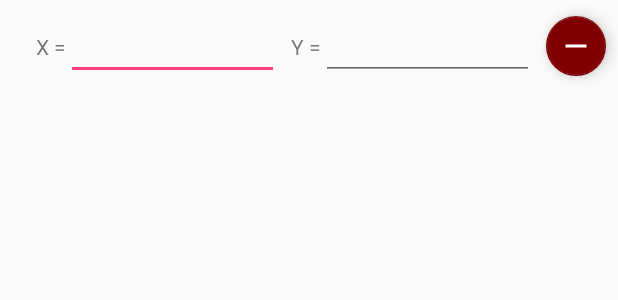
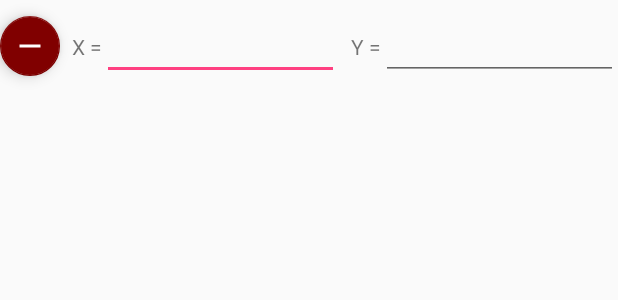
Before and after one commit to GooDimuch/Task_Logika, an Android app: the layout item_point.xml on its own in the app's theme, with its tools: preview values and no code run, on a phone screen of 412 x 824 dp. Shown: the top 300 px of the screen. Run offline under Robolectric (Android 15) with nearby library versions, the phone set to English and light mode, and no system bars.

Commit message:
fixed bugs with focus change layout item_point

```diff
--- a/app/src/main/java/com/example/dimuch/task_logika/feature/activities/CoordinatePlaneActivity.java
+++ b/app/src/main/java/com/example/dimuch/task_logika/feature/activities/CoordinatePlaneActivity.java
@@ -21,7 +21,6 @@ import timber.log.Timber;
 public class CoordinatePlaneActivity extends MvpAppCompatActivity
     implements ICoordinatePlaneActivityView {
 
-  private int x = 1;
   @BindView(R.id.gvCoordinatePlane) GraphView gvCoordinatePlane;
 
   @InjectPresenter CoordinatePlaneActivityPresenter coordinatePlaneActivityPresenter;
@@ -61,4 +60,6 @@ public class CoordinatePlaneActivity extends MvpAppCompatActivity
     Timber.wtf(sToastMessage);
     Toast.makeText(getApplicationContext(), sToastMessage, Toast.LENGTH_LONG).show();
   }
+
+
 }
--- a/app/src/main/java/com/example/dimuch/task_logika/feature/presenters/CoordinatePlaneActivityPresenter.java
+++ b/app/src/main/java/com/example/dimuch/task_logika/feature/presenters/CoordinatePlaneActivityPresenter.java
@@ -38,9 +38,9 @@ import timber.log.Timber;
 
     DataPoint[] dataPoints = new UserPointsToDataPointsMapper().transform(userPoints);
 
-    paintUserPoints(dataPoints);
     paintGraphMLS(dataPoints);
     paintGraphLagrange(dataPoints);
+    paintUserPoints(dataPoints);
   }
 
   private void paintUserPoints(DataPoint[] points) {
@@ -53,9 +53,6 @@ import timber.log.Timber;
 
   private void paintGraphMLS(DataPoint[] dataPoints) {
     DataPoint[] points = new ApproximationUtils(dataPoints).approximateMLS();
-    for (DataPoint dataPoint : points) {
-      Timber.wtf(dataPoint.toString());
-    }
 
     LineGraphSeries<DataPoint> series = new LineGraphSeries<>(points);
     series.setTitle("MLS");
--- a/app/src/main/java/com/example/dimuch/task_logika/feature/presenters/MainActivityPresenter.java
+++ b/app/src/main/java/com/example/dimuch/task_logika/feature/presenters/MainActivityPresenter.java
@@ -36,8 +36,8 @@ import timber.log.Timber;
 
   public void addPoint() {
     Timber.wtf("addPoint");
-    //userPoints.add(new UserPoint(userPoints.size() + 1, getY(userPoints.size())));
-    userPoints.add(new UserPoint());
+    userPoints.add(new UserPoint(userPoints.size() + 1));
+    //userPoints.add(new UserPoint());
     getViewState().showPointArray();
   }
 
--- a/app/src/main/java/com/example/dimuch/task_logika/utils/ApproximationUtils.java
+++ b/app/src/main/java/com/example/dimuch/task_logika/utils/ApproximationUtils.java
@@ -25,8 +25,8 @@ public class ApproximationUtils {
     x = fillArrays(COORDINATE_X);
     y = fillArrays(COORDINATE_Y);
 
-    Timber.wtf("x =" + Arrays.toString(x));
-    Timber.wtf("y =" + Arrays.toString(y));
+    //Timber.wtf("x =" + Arrays.toString(x));
+    //Timber.wtf("y =" + Arrays.toString(y));
   }
 
   public DataPoint[] approximateMLS() {
--- a/app/src/main/res/layout/activity_main.xml
+++ b/app/src/main/res/layout/activity_main.xml
@@ -11,10 +11,10 @@
 
   <android.support.v7.widget.RecyclerView
       android:id="@+id/rvPoint"
-      android:layout_width="368dp"
+      android:layout_width="0dp"
       android:layout_height="0dp"
       android:layout_marginBottom="8dp"
-      android:layout_marginEnd="8dp"
+      android:layout_marginEnd="32dp"
       android:layout_marginStart="8dp"
       android:layout_marginTop="8dp"
       app:layout_constraintBottom_toBottomOf="parent"
--- a/app/src/main/res/layout/item_point.xml
+++ b/app/src/main/res/layout/item_point.xml
@@ -4,9 +4,24 @@
     xmlns:tools="http://schemas.android.com/tools"
     android:layout_width="match_parent"
     android:layout_height="wrap_content"
-    tools:layout_editor_absoluteY="73dp"
+    tools:layout_editor_absoluteY="81dp"
     >
 
+
+  <android.support.design.widget.FloatingActionButton
+      android:id="@+id/fabMinus"
+      android:layout_width="wrap_content"
+      android:layout_height="wrap_content"
+      app:backgroundTint="@color/colorRed"
+      app:fabSize="mini"
+      app:layout_constraintBottom_toBottomOf="@+id/tvNumberPoint"
+      app:layout_constraintEnd_toStartOf="@+id/tvNumberPoint"
+      app:layout_constraintHorizontal_bias="0.5"
+      app:layout_constraintStart_toStartOf="parent"
+      app:layout_constraintTop_toTopOf="@+id/tvNumberPoint"
+      app:layout_constraintVertical_bias="0.533"
+      app:srcCompat="@drawable/minus"
+      />
   <TextView
       android:id="@+id/tvNumberPoint"
       android:layout_width="wrap_content"
@@ -17,7 +32,7 @@
       app:layout_constraintBottom_toBottomOf="@+id/tvCoordinateX"
       app:layout_constraintEnd_toStartOf="@+id/tvCoordinateX"
       app:layout_constraintHorizontal_bias="0.5"
-      app:layout_constraintStart_toStartOf="parent"
+      app:layout_constraintStart_toEndOf="@+id/fabMinus"
       app:layout_constraintTop_toTopOf="@+id/tvCoordinateX"
       />
 
@@ -25,25 +40,27 @@
       android:id="@+id/tvCoordinateX"
       android:layout_width="wrap_content"
       android:layout_height="wrap_content"
-      android:layout_marginStart="8dp"
       android:text="X ="
       app:layout_constraintBottom_toBottomOf="@+id/etCoordinateX"
       app:layout_constraintEnd_toStartOf="@+id/etCoordinateX"
       app:layout_constraintHorizontal_bias="0.5"
-      app:layout_constraintStart_toStartOf="@+id/tvNumberPoint"
+      app:layout_constraintStart_toEndOf="@+id/tvNumberPoint"
       app:layout_constraintTop_toTopOf="@+id/etCoordinateX"
+      app:layout_constraintVertical_bias="0.518"
       />
   <EditText
       android:id="@+id/etCoordinateX"
       android:layout_width="0dp"
       android:layout_height="wrap_content"
       android:ems="10"
-      android:inputType="number|numberDecimal"
+      android:focusableInTouchMode="true"
+      android:inputType="number|numberSigned|numberDecimal"
       app:layout_constraintBottom_toBottomOf="@+id/tvCoordinateY"
       app:layout_constraintEnd_toStartOf="@+id/tvCoordinateY"
       app:layout_constraintHorizontal_bias="0.5"
       app:layout_constraintStart_toEndOf="@+id/tvCoordinateX"
       app:layout_constraintTop_toTopOf="@+id/tvCoordinateY"
+      app:layout_constraintVertical_bias="0.518"
       />
   <TextView
       android:id="@+id/tvCoordinateY"
@@ -56,37 +73,21 @@
       app:layout_constraintHorizontal_bias="0.5"
       app:layout_constraintStart_toEndOf="@+id/etCoordinateX"
       app:layout_constraintTop_toTopOf="@+id/etCoordinateY"
+      app:layout_constraintVertical_bias="0.518"
       />
   <EditText
       android:id="@+id/etCoordinateY"
       android:layout_width="0dp"
       android:layout_height="wrap_content"
       android:layout_marginBottom="8dp"
-      android:layout_marginEnd="8dp"
       android:layout_marginTop="8dp"
       android:ems="10"
-      android:inputType="number|numberDecimal"
-      app:layout_constraintBottom_toBottomOf="@+id/fabMinus"
-      app:layout_constraintEnd_toStartOf="@+id/fabMinus"
-      app:layout_constraintHorizontal_bias="0.5"
-      app:layout_constraintStart_toEndOf="@+id/tvCoordinateY"
-      app:layout_constraintTop_toTopOf="@+id/fabMinus"
-      />
-
-  <android.support.design.widget.FloatingActionButton
-      android:id="@+id/fabMinus"
-      android:layout_width="wrap_content"
-      android:layout_height="wrap_content"
-      android:layout_marginBottom="8dp"
-      android:layout_marginEnd="8dp"
-      android:layout_marginTop="8dp"
-      app:backgroundTint="@color/colorRed"
-      app:fabSize="mini"
+      android:focusableInTouchMode="true"
+      android:inputType="number|numberSigned|numberDecimal"
       app:layout_constraintBottom_toBottomOf="parent"
       app:layout_constraintEnd_toEndOf="parent"
       app:layout_constraintHorizontal_bias="0.5"
-      app:layout_constraintStart_toEndOf="@+id/etCoordinateY"
+      app:layout_constraintStart_toEndOf="@+id/tvCoordinateY"
       app:layout_constraintTop_toTopOf="parent"
-      app:srcCompat="@drawable/minus"
       />
 </android.support.constraint.ConstraintLayout>
```
Also changed, not shown: app/src/main/java/com/example/dimuch/task_logika/data/model/UserPoint.java (+8 -0 lines), app/src/main/java/com/example/dimuch/task_logika/feature/activities/MainActivity.java (+13 -10 lines), app/src/main/java/com/example/dimuch/task_logika/feature/adapters/PointAdapter.java (+39 -27 lines), app/src/main/res/drawable/preview.png.
